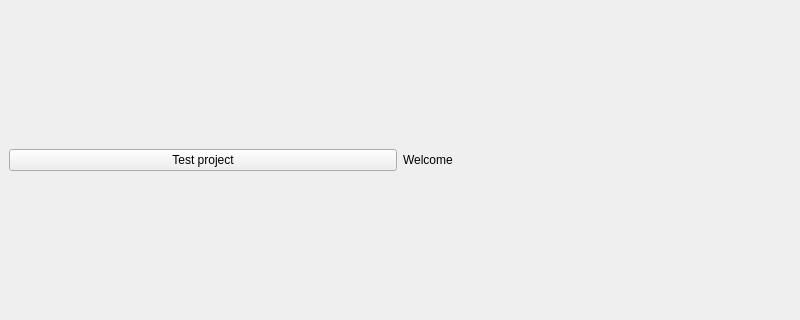
First picture: the form in src/plugins/welcomewindow/plmwindow.ui, repository jacquetc/skribisto, before the edit; both pictures show x 0 to 800 and y 140 to 460 of the 800 by 600 pixel window.
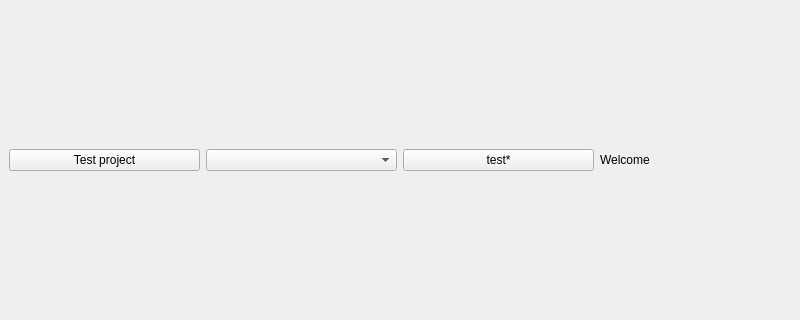
Second picture: the form after the edit.

Patch:
```diff
--- a/src/plugins/welcomewindow/plmwindow.ui
+++ b/src/plugins/welcomewindow/plmwindow.ui
@@ -22,6 +22,16 @@
       </property>
      </widget>
     </item>
+    <item>
+     <widget class="QComboBox" name="comboBox"/>
+    </item>
+    <item>
+     <widget class="QPushButton" name="pushButton">
+      <property name="text">
+       <string>test*</string>
+      </property>
+     </widget>
+    </item>
     <item>
      <widget class="QLabel" name="label">
       <property name="text">
```
